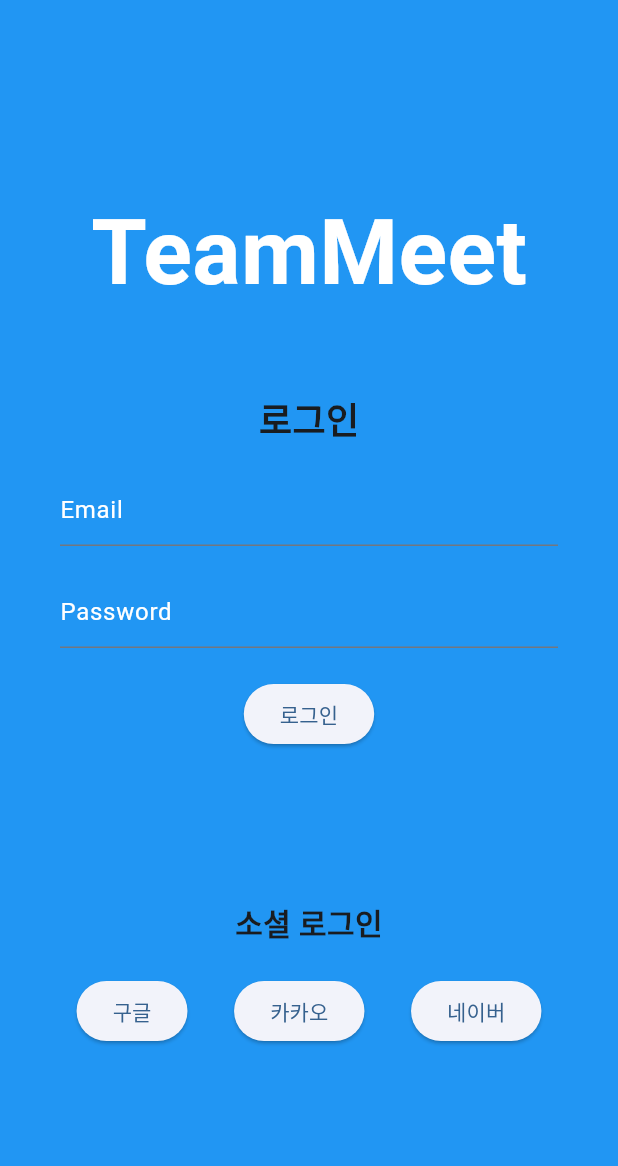
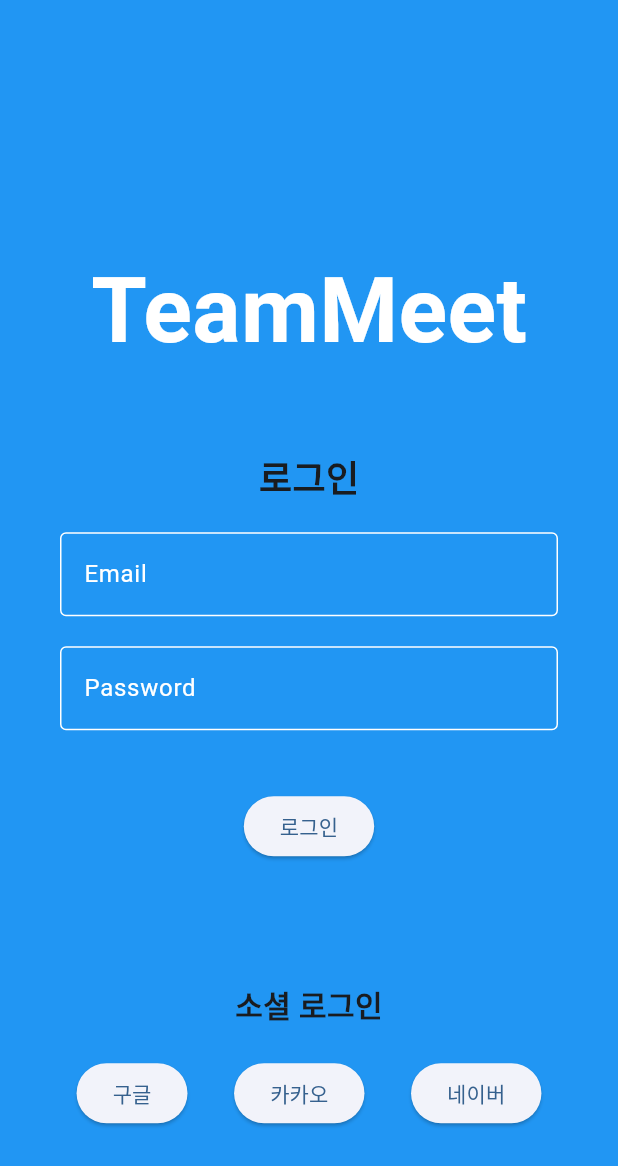
Before and after one commit to Luna0214/teammeet, a Flutter app: the screen it shows after launch, after a tap on "로그인", on a phone screen of 412 x 824 dp. Shown: the top 1166 px of the screen. Run offline on Flutter 3.47's test engine with Material 3 defaults, Android fonts, the phone set to English and light mode, and no system bars; our stand-ins replace firebase_auth, firebase_core; accounts and stored records are empty; generated files the repository leaves out were written again; network calls fail.

Commit message:
firebase email login and logout added

```diff
--- a/lib/features/auth/login_page.dart
+++ b/lib/features/auth/login_page.dart
@@ -1,4 +1,5 @@
 import 'package:flutter/material.dart';
+import 'login_service.dart';
 
 class LoginPage extends StatefulWidget {
   const LoginPage({super.key});
@@ -8,14 +9,53 @@ class LoginPage extends StatefulWidget {
 }
 
 class _LoginPageState extends State<LoginPage> {
+    TextEditingController emailController = TextEditingController();
+    TextEditingController passwordController = TextEditingController();
 
+    @override
+    void initState() {
+      super.initState();
+      emailController.text = '';
+      passwordController.text = '';
+    }
+
+    @override
+    void dispose() {
+      emailController.dispose();
+      passwordController.dispose();
+      super.dispose();
+    }
+
+    Widget _loginTextField(String hintText, TextEditingController controller) {
+      return TextField(
+        controller: controller,
+        onTapOutside: (event) {
+          FocusScope.of(context).unfocus();
+        },
+        obscureText: hintText == 'Password' ? true : false,
+        decoration: InputDecoration(
+          hintText: hintText,
+          hintStyle: TextStyle(color: Colors.white),
+          border: OutlineInputBorder(
+            borderSide: BorderSide(color: Colors.white),
+          ),
+          enabledBorder: OutlineInputBorder(
+            borderSide: BorderSide(color: Colors.white),
+          ),
+          focusedBorder: OutlineInputBorder(
+            borderSide: BorderSide(color: Colors.white),
+          ),
+        ),
+      );
+    }
 
     Widget _bodyWidget() {
-      return Padding(
-        padding: const EdgeInsets.all(20.0),
+      return SingleChildScrollView(
+        padding: const EdgeInsets.symmetric(horizontal: 20.0),
         child: Column(
           mainAxisAlignment: MainAxisAlignment.center,
           children: [
+            SizedBox(height: MediaQuery.of(context).size.height * 0.2,),
             Text('TeamMeet', style: TextStyle(fontSize: 60, fontWeight: FontWeight.bold, color: Colors.white),),
             SizedBox(height: 50,),
             Text('로그인', style: TextStyle(fontSize: 24, fontWeight: FontWeight.bold),),
@@ -24,29 +64,21 @@ class _LoginPageState extends State<LoginPage> {
               padding: const EdgeInsets.symmetric(horizontal: 20.0),
               child: Column(
                 children: [
-                  TextField(
-                decoration: InputDecoration(
-                  hintText: 'Email',
-                  hintStyle: TextStyle(color: Colors.white),
-                ),
-              ),
+                  _loginTextField('Email', emailController),
+                  SizedBox(height: 20,),
+                  _loginTextField('Password', passwordController),
               SizedBox(height: 20,),
-              TextField(
-                decoration: InputDecoration(
-                  hintText: 'Password',
-                  hintStyle: TextStyle(color: Colors.white),
-                ),
-              ),
                 ],
               ),
             ),
-
             SizedBox(height: 20,),
             ElevatedButton(
-              onPressed: () {},
+              onPressed: () {
+                LoginService.login(emailController.text, passwordController.text, context);
+              },
               child: Text('로그인'),
             ),
-            SizedBox(height: 100),
+            SizedBox(height: 80),
             Text('소셜 로그인', style: TextStyle(fontSize: 20, fontWeight: FontWeight.bold),),
             SizedBox(height: 20,),
             Row(
--- /dev/null
+++ b/lib/features/auth/login_service.dart
@@ -0,0 +1,35 @@
+import 'package:flutter/material.dart';
+import 'package:firebase_auth/firebase_auth.dart';
+import '../home/home_page.dart';
+import 'login_page.dart';
+
+class LoginService {
+  static Future<void> login(String email, String password, BuildContext context) async {
+    debugPrint('Firebase Auth email: $email, password: $password');
+    UserCredential userCredential = await FirebaseAuth.instance.signInWithEmailAndPassword(email: email, password: password);
+    debugPrint('Firebase Auth userCredential: ${userCredential.user?.uid}');
+
+    // When sucess, enroute to home page
+    if (context.mounted && userCredential.user != null) {
+      Navigator.pushAndRemoveUntil(context, MaterialPageRoute(builder: (context) => HomePage()), (route) => false);
+    } else {
+      debugPrint('Firebase Auth userCredential: ${userCredential.user?.uid}');
+    }
+  }
+
+  static Future<void> logout(BuildContext context) async {
+    await FirebaseAuth.instance.signOut();
+
+    User? user = FirebaseAuth.instance.currentUser;
+
+    if (user != null) {
+      debugPrint('Logout Failed User: ${user.uid}');
+    } else {
+      debugPrint('User Logout Successfully');
+    }
+
+    if (context.mounted) {
+      Navigator.push(context, MaterialPageRoute(builder: (context) => LoginPage()));
+    }
+  }
+}
--- a/pubspec.yaml
+++ b/pubspec.yaml
@@ -36,6 +36,7 @@ dependencies:
   cupertino_icons: ^1.0.8
   firebase_core: ^4.0.0
   cloud_firestore: ^6.0.0
+  firebase_auth: ^6.0.1
 
 dev_dependencies:
   flutter_test:
```
Also changed, not shown: lib/features/home/home_page.dart (added, +33 -0 lines), pubspec.lock, 4 other files.
